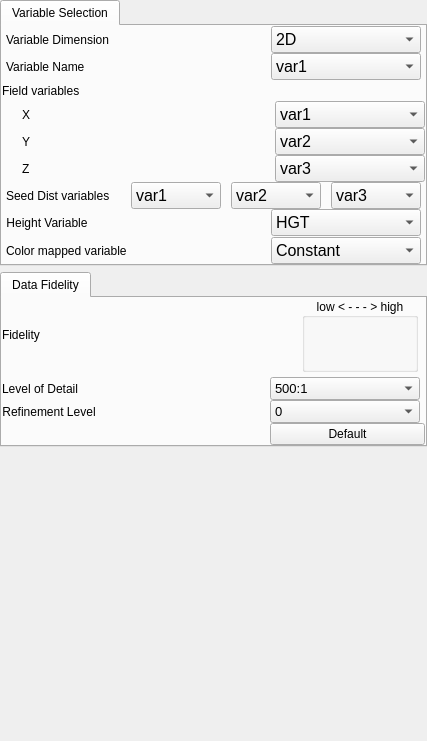
The window that apps/vaporgui/VariablesWidgetGUI.ui (StasJ/vapor-formatted) describes before a commit, drawn with Qt 5.
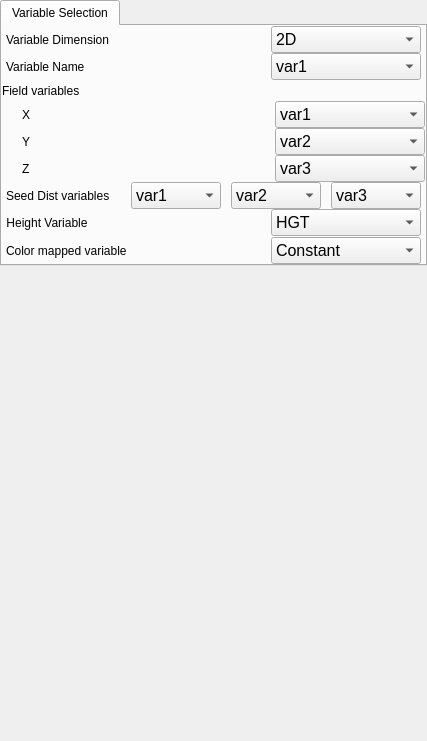
The same window after the commit. Custom widgets are drawn as their Qt base class.

Commit message: Commit before pushing to FidelityWidget branch

Diff of the .ui file:
```diff
--- a/apps/vaporgui/VariablesWidgetGUI.ui
+++ b/apps/vaporgui/VariablesWidgetGUI.ui
@@ -1004,346 +1004,18 @@
      </widget>
     </widget>
    </item>
-   <item>
-    <widget class="QTabWidget" name="fidelityTab">
-     <property name="maximumSize">
-      <size>
-       <width>16777215</width>
-       <height>175</height>
-      </size>
-     </property>
-     <property name="currentIndex">
-      <number>0</number>
-     </property>
-     <widget class="QWidget" name="tab">
-      <attribute name="title">
-       <string>Data Fidelity</string>
-      </attribute>
-      <layout class="QVBoxLayout" name="verticalLayout_3">
-       <property name="spacing">
-        <number>0</number>
-       </property>
-       <property name="leftMargin">
-        <number>0</number>
-       </property>
-       <property name="topMargin">
-        <number>0</number>
-       </property>
-       <property name="rightMargin">
-        <number>0</number>
-       </property>
-       <property name="bottomMargin">
-        <number>0</number>
-       </property>
-       <item>
-        <layout class="QVBoxLayout" name="verticalLayout">
-         <property name="spacing">
-          <number>0</number>
-         </property>
-         <item>
-          <layout class="QHBoxLayout" name="fidelityLayout">
-           <property name="spacing">
-            <number>0</number>
-           </property>
-           <property name="leftMargin">
-            <number>0</number>
-           </property>
-           <property name="rightMargin">
-            <number>7</number>
-           </property>
-           <property name="bottomMargin">
-            <number>5</number>
-           </property>
-           <item>
-            <widget class="QLabel" name="label_11">
-             <property name="statusTip">
-              <string>Select either contours of 3D or 2D variables</string>
-             </property>
-             <property name="whatsThis">
-              <string>&lt;html&gt;&lt;head/&gt;&lt;body&gt;&lt;p&gt;Isolines can be calculated from 3D variables along arbitrarily oriented planes, or from 2D variables along a horizontally oriented plane.&lt;/p&gt;&lt;/body&gt;&lt;/html&gt;</string>
-             </property>
-             <property name="text">
-              <string>Fidelity</string>
-             </property>
-            </widget>
-           </item>
-           <item>
-            <spacer name="horizontalSpacer_2">
-             <property name="orientation">
-              <enum>Qt::Horizontal</enum>
-             </property>
-             <property name="sizeHint" stdset="0">
-              <size>
-               <width>40</width>
-               <height>20</height>
-              </size>
-             </property>
-            </spacer>
-           </item>
-           <item>
-            <widget class="QGroupBox" name="fidelityBox">
-             <property name="minimumSize">
-              <size>
-               <width>0</width>
-               <height>50</height>
-              </size>
-             </property>
-             <property name="whatsThis">
-              <string>The fidelity setting controls both refinement levels and level of detail (LOD).  Click on the &quot;Set Default Fidelity&quot; button to establish a fidelity level that is interactive on the current platform.</string>
-             </property>
-             <property name="title">
-              <string>low &lt; - - - &gt; high</string>
-             </property>
-             <property name="alignment">
-              <set>Qt::AlignCenter</set>
-             </property>
-            </widget>
-           </item>
-          </layout>
-         </item>
-         <item>
-          <layout class="QHBoxLayout" name="horizontalLayout">
-           <property name="spacing">
-            <number>0</number>
-           </property>
-           <property name="leftMargin">
-            <number>0</number>
-           </property>
-           <property name="topMargin">
-            <number>0</number>
-           </property>
-           <property name="rightMargin">
-            <number>5</number>
-           </property>
-           <item>
-            <widget class="QLabel" name="textLabel1_13">
-             <property name="toolTip">
-              <string>Select the compression level of the current isoline/contour plane</string>
-             </property>
-             <property name="text">
-              <string>Level of Detail</string>
-             </property>
-             <property name="alignment">
-              <set>Qt::AlignCenter</set>
-             </property>
-             <property name="wordWrap">
-              <bool>false</bool>
-             </property>
-            </widget>
-           </item>
-           <item>
-            <spacer name="spacer111">
-             <property name="orientation">
-              <enum>Qt::Horizontal</enum>
-             </property>
-             <property name="sizeType">
-              <enum>QSizePolicy::Expanding</enum>
-             </property>
-             <property name="sizeHint" stdset="0">
-              <size>
-               <width>30</width>
-               <height>20</height>
-              </size>
-             </property>
-            </spacer>
-           </item>
-           <item>
-            <widget class="QComboBox" name="lodCombo">
-             <property name="minimumSize">
-              <size>
-               <width>150</width>
-               <height>0</height>
-              </size>
-             </property>
-             <property name="font">
-              <font>
-               <pointsize>10</pointsize>
-              </font>
-             </property>
-             <property name="focusPolicy">
-              <enum>Qt::ClickFocus</enum>
-             </property>
-             <property name="toolTip">
-              <string>&lt;html&gt;&lt;head/&gt;&lt;body&gt;&lt;p&gt;Specify the approximation level (compression) for the data being used to calculate contour lines.&lt;/p&gt;&lt;/body&gt;&lt;/html&gt;</string>
-             </property>
-             <property name="whatsThis">
-              <string>The refinement level parameter and (in the case of VDC2 data) the level of detail (LOD) parameter control the quality of the approximation used when visualizing a variable.  The Refinement parameter selects the grid resolutiion.  Coarser resolutions require less memory (RAM); less computation by the visualization algorithms; and for VDC1 data, less storage space on disk, therefore less time to read the data.  For VDC2 data the Refinement level has no impact on disk storage.  The LOD parameter, which is only available for VDC2 data sets, selects a compression level.  Variables with greater compression require less disk storage and can thus be read from disk by vaporgui more quickly, but have no impact on memory  (RAM) or computation time required by the visualziation algorithms.  For both LOD and Refinement, level 0 corresponds to the coarsest approximation available.</string>
-             </property>
-             <property name="maxCount">
-              <number>5</number>
-             </property>
-             <item>
-              <property name="text">
-               <string>500:1</string>
-              </property>
-             </item>
-             <item>
-              <property name="text">
-               <string>100:1</string>
-              </property>
-             </item>
-             <item>
-              <property name="text">
-               <string>10:1</string>
-              </property>
-             </item>
-             <item>
-              <property name="text">
-               <string>1:1</string>
-              </property>
-             </item>
-            </widget>
-           </item>
-          </layout>
-         </item>
-         <item>
-          <layout class="QHBoxLayout" name="horizontalLayout_12">
-           <property name="spacing">
-            <number>0</number>
-           </property>
-           <property name="topMargin">
-            <number>0</number>
-           </property>
-           <property name="rightMargin">
-            <number>5</number>
-           </property>
-           <item>
-            <widget class="QLabel" name="textLabel1_2">
-             <property name="toolTip">
-              <string>Select the refinement level (resolution) of the current isoline/contour plane</string>
-             </property>
-             <property name="text">
-              <string>Refinement Level</string>
-             </property>
-             <property name="alignment">
-              <set>Qt::AlignCenter</set>
-             </property>
-             <property name="wordWrap">
-              <bool>false</bool>
-             </property>
-            </widget>
-           </item>
-           <item>
-            <spacer name="horizontalSpacer_5">
-             <property name="orientation">
-              <enum>Qt::Horizontal</enum>
-             </property>
-             <property name="sizeHint" stdset="0">
-              <size>
-               <width>40</width>
-               <height>20</height>
-              </size>
-             </property>
-            </spacer>
-           </item>
-           <item>
-            <widget class="QComboBox" name="refinementCombo">
-             <property name="minimumSize">
-              <size>
-               <width>150</width>
-               <height>0</height>
-              </size>
-             </property>
-             <property name="font">
-              <font>
-               <pointsize>10</pointsize>
-              </font>
-             </property>
-             <property name="focusPolicy">
-              <enum>Qt::ClickFocus</enum>
-             </property>
-             <property name="toolTip">
-              <string>&lt;html&gt;&lt;head/&gt;&lt;body&gt;&lt;p&gt;Select the refinement level (resolution) of the data used to calculate contour lines.&lt;/p&gt;&lt;/body&gt;&lt;/html&gt;</string>
-             </property>
-             <property name="whatsThis">
-              <string>The refinement level parameter and (in the case of VDC2 data) the level of detail (LOD) parameter control the quality of the approximation used when visualizing a variable.  The Refinement parameter selects the grid resolutiion.  Coarser resolutions require less memory (RAM); less computation by the visualization algorithms; and for VDC1 data, less storage space on disk, therefore less time to read the data.  For VDC2 data the Refinement level has no impact on disk storage.  The LOD parameter, which is only available for VDC2 data sets, selects a compression level.  Variables with greater compression require less disk storage and can thus be read from disk by vaporgui more quickly, but have no impact on memory  (RAM) or computation time required by the visualziation algorithms.  For both LOD and Refinement, level 0 corresponds to the coarsest approximation available.</string>
-             </property>
-             <property name="maxCount">
-              <number>5</number>
-             </property>
-             <item>
-              <property name="text">
-               <string>0</string>
-              </property>
-             </item>
-             <item>
-              <property name="text">
-               <string>1</string>
-              </property>
-             </item>
-             <item>
-              <property name="text">
-               <string>2</string>
-              </property>
-             </item>
-             <item>
-              <property name="text">
-               <string>3</string>
-              </property>
-             </item>
-             <item>
-              <property name="text">
-               <string>5</string>
-              </property>
-             </item>
-            </widget>
-           </item>
-          </layout>
-         </item>
-         <item>
-          <layout class="QHBoxLayout" name="horizontalLayout_13">
-           <property name="spacing">
-            <number>0</number>
-           </property>
-           <property name="bottomMargin">
-            <number>0</number>
-           </property>
-           <item>
-            <spacer name="horizontalSpacer_9">
-             <property name="orientation">
-              <enum>Qt::Horizontal</enum>
-             </property>
-             <property name="sizeHint" stdset="0">
-              <size>
-               <width>40</width>
-               <height>20</height>
-              </size>
-             </property>
-            </spacer>
-           </item>
-           <item>
-            <widget class="QPushButton" name="fidelityDefaultButton">
-             <property name="minimumSize">
-              <size>
-               <width>155</width>
-               <height>0</height>
-              </size>
-             </property>
-             <property name="toolTip">
-              <string>&lt;html&gt;&lt;head/&gt;&lt;body&gt;&lt;p&gt;Click to set default Fidelity to current LOD and refinement levels.  The default can optionally be saved in user preferences.&lt;/p&gt;&lt;/body&gt;&lt;/html&gt;</string>
-             </property>
-             <property name="whatsThis">
-              <string>The fidelity setting controls both refinement levels and level of detail (LOD).  Click on the &quot;Set Default Fidelity&quot; button to establish a fidelity level that is interactive on the current platform.</string>
-             </property>
-             <property name="text">
-              <string>Default</string>
-             </property>
-            </widget>
-           </item>
-          </layout>
-         </item>
-        </layout>
-       </item>
-      </layout>
-     </widget>
-    </widget>
-   </item>
    <item>
     <widget class="FidelityWidget" name="_fidelityWidget" native="true">
+     <property name="sizePolicy">
+      <sizepolicy hsizetype="Expanding" vsizetype="Expanding">
+       <horstretch>0</horstretch>
+       <verstretch>0</verstretch>
+      </sizepolicy>
+     </property>
      <property name="minimumSize">
       <size>
        <width>0</width>
-       <height>100</height>
+       <height>0</height>
       </size>
      </property>
     </widget>
```
The commit also changes 3 other files.
